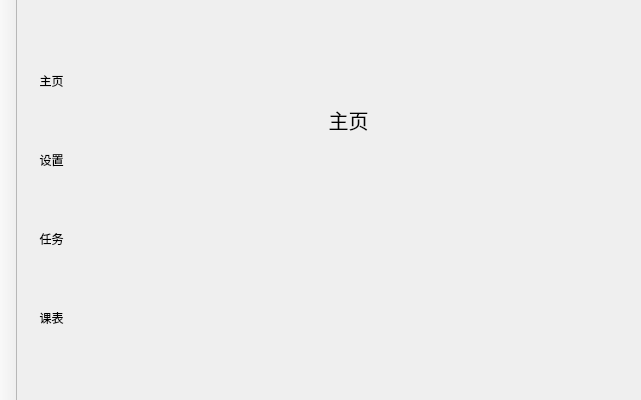
Old version of the form mainwindow.ui in the repository evtrouble/ham.
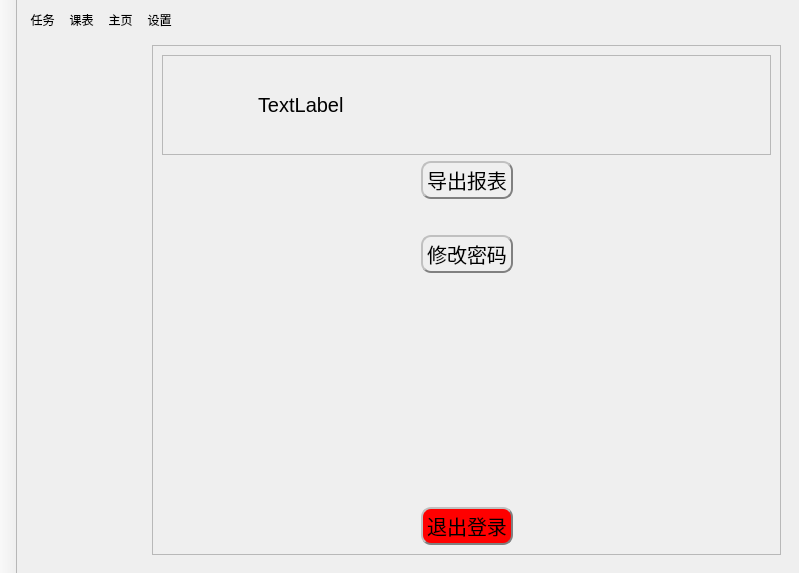
New version of the form. The open tabs and pages were chosen to show the change. Icons and pictures are not drawn. Custom widgets are drawn as their Qt base class.

Commit message: 增加登录，用户界面（暂时）

What changed in the file:
```diff
--- a/mainwindow.ui
+++ b/mainwindow.ui
@@ -6,8 +6,8 @@
    <rect>
     <x>0</x>
     <y>0</y>
-    <width>641</width>
-    <height>400</height>
+    <width>799</width>
+    <height>573</height>
    </rect>
   </property>
   <property name="minimumSize">
@@ -47,6 +47,114 @@
    </property>
    <layout class="QGridLayout" name="gridLayout">
     <item row="0" column="0">
+     <widget class="QToolButton" name="tasksButton">
+      <property name="styleSheet">
+       <string notr="true">background-color: transparent;
+border: 0;</string>
+      </property>
+      <property name="text">
+       <string>任务</string>
+      </property>
+      <property name="icon">
+       <iconset resource="img.qrc">
+        <normaloff>:/tab/img/tasks.png</normaloff>:/tab/img/tasks.png</iconset>
+      </property>
+      <property name="iconSize">
+       <size>
+        <width>30</width>
+        <height>30</height>
+       </size>
+      </property>
+      <property name="autoExclusive">
+       <bool>true</bool>
+      </property>
+      <property name="toolButtonStyle">
+       <enum>Qt::ToolButtonStyle::ToolButtonTextUnderIcon</enum>
+      </property>
+     </widget>
+    </item>
+    <item row="0" column="1">
+     <widget class="QToolButton" name="classButton">
+      <property name="styleSheet">
+       <string notr="true">background-color: transparent;
+border: 0;</string>
+      </property>
+      <property name="text">
+       <string>课表</string>
+      </property>
+      <property name="icon">
+       <iconset resource="img.qrc">
+        <normaloff>:/tab/img/class.png</normaloff>:/tab/img/class.png</iconset>
+      </property>
+      <property name="iconSize">
+       <size>
+        <width>30</width>
+        <height>30</height>
+       </size>
+      </property>
+      <property name="autoExclusive">
+       <bool>true</bool>
+      </property>
+      <property name="toolButtonStyle">
+       <enum>Qt::ToolButtonStyle::ToolButtonTextUnderIcon</enum>
+      </property>
+     </widget>
+    </item>
+    <item row="0" column="2">
+     <widget class="QToolButton" name="homeButton">
+      <property name="styleSheet">
+       <string notr="true">background-color: transparent;
+border: 0;</string>
+      </property>
+      <property name="text">
+       <string>主页</string>
+      </property>
+      <property name="icon">
+       <iconset resource="img.qrc">
+        <normaloff>:/tab/img/home.png</normaloff>:/tab/img/home.png</iconset>
+      </property>
+      <property name="iconSize">
+       <size>
+        <width>30</width>
+        <height>30</height>
+       </size>
+      </property>
+      <property name="autoExclusive">
+       <bool>true</bool>
+      </property>
+      <property name="toolButtonStyle">
+       <enum>Qt::ToolButtonStyle::ToolButtonTextUnderIcon</enum>
+      </property>
+     </widget>
+    </item>
+    <item row="0" column="3">
+     <widget class="QToolButton" name="settingsButton">
+      <property name="styleSheet">
+       <string notr="true">background-color: transparent;
+border: 0;</string>
+      </property>
+      <property name="text">
+       <string>设置</string>
+      </property>
+      <property name="icon">
+       <iconset resource="img.qrc">
+        <normaloff>:/tab/img/settings.png</normaloff>:/tab/img/settings.png</iconset>
+      </property>
+      <property name="iconSize">
+       <size>
+        <width>30</width>
+        <height>30</height>
+       </size>
+      </property>
+      <property name="autoExclusive">
+       <bool>true</bool>
+      </property>
+      <property name="toolButtonStyle">
+       <enum>Qt::ToolButtonStyle::ToolButtonTextUnderIcon</enum>
+      </property>
+     </widget>
+    </item>
+    <item row="1" column="3">
      <widget class="QStackedWidget" name="stackedWidget">
       <property name="sizePolicy">
        <sizepolicy hsizetype="Expanding" vsizetype="Expanding">
@@ -64,128 +172,268 @@
        <number>0</number>
       </property>
       <widget class="QWidget" name="home">
-       <layout class="QGridLayout" name="gridLayout_3">
-        <item row="0" column="1" rowspan="2">
-         <widget class="QLabel" name="homeDisplay">
-          <property name="styleSheet">
-           <string notr="true">background-color: transparent;
-border: 0;
-font-size: 20px;</string>
+       <layout class="QVBoxLayout" name="verticalLayout_6">
+        <item>
+         <widget class="QFrame" name="frame_6">
+          <property name="frameShape">
+           <enum>QFrame::Shape::StyledPanel</enum>
           </property>
-          <property name="text">
-           <string>主页</string>
+          <property name="frameShadow">
+           <enum>QFrame::Shadow::Raised</enum>
           </property>
-          <property name="alignment">
-           <set>Qt::AlignmentFlag::AlignCenter</set>
-          </property>
-         </widget>
-        </item>
-        <item row="3" column="0">
-         <widget class="QToolButton" name="classButton">
-          <property name="styleSheet">
-           <string notr="true">background-color: transparent;
-border: 0;</string>
-          </property>
-          <property name="text">
-           <string>课表</string>
-          </property>
-          <property name="icon">
-           <iconset resource="img.qrc">
-            <normaloff>:/tab/img/class.png</normaloff>:/tab/img/class.png</iconset>
-          </property>
-          <property name="iconSize">
-           <size>
-            <width>30</width>
-            <height>30</height>
-           </size>
-          </property>
-          <property name="autoExclusive">
-           <bool>true</bool>
-          </property>
-          <property name="toolButtonStyle">
-           <enum>Qt::ToolButtonStyle::ToolButtonTextUnderIcon</enum>
-          </property>
-         </widget>
-        </item>
-        <item row="2" column="0">
-         <widget class="QToolButton" name="tasksButton">
-          <property name="styleSheet">
-           <string notr="true">background-color: transparent;
-border: 0;</string>
-          </property>
-          <property name="text">
-           <string>任务</string>
-          </property>
-          <property name="icon">
-           <iconset resource="img.qrc">
-            <normaloff>:/tab/img/tasks.png</normaloff>:/tab/img/tasks.png</iconset>
-          </property>
-          <property name="iconSize">
-           <size>
-            <width>30</width>
-            <height>30</height>
-           </size>
-          </property>
-          <property name="autoExclusive">
-           <bool>true</bool>
-          </property>
-          <property name="toolButtonStyle">
-           <enum>Qt::ToolButtonStyle::ToolButtonTextUnderIcon</enum>
-          </property>
-         </widget>
-        </item>
-        <item row="1" column="0">
-         <widget class="QToolButton" name="settingsButton">
-          <property name="styleSheet">
-           <string notr="true">background-color: transparent;
-border: 0;</string>
-          </property>
-          <property name="text">
-           <string>设置</string>
-          </property>
-          <property name="icon">
-           <iconset resource="img.qrc">
-            <normaloff>:/tab/img/settings.png</normaloff>:/tab/img/settings.png</iconset>
-          </property>
-          <property name="iconSize">
-           <size>
-            <width>30</width>
-            <height>30</height>
-           </size>
-          </property>
-          <property name="autoExclusive">
-           <bool>true</bool>
-          </property>
-          <property name="toolButtonStyle">
-           <enum>Qt::ToolButtonStyle::ToolButtonTextUnderIcon</enum>
-          </property>
-         </widget>
-        </item>
-        <item row="0" column="0">
-         <widget class="QToolButton" name="homeButton">
-          <property name="styleSheet">
-           <string notr="true">background-color: transparent;
-border: 0;</string>
-          </property>
-          <property name="text">
-           <string>主页</string>
-          </property>
-          <property name="icon">
-           <iconset resource="img.qrc">
-            <normaloff>:/tab/img/home.png</normaloff>:/tab/img/home.png</iconset>
-          </property>
-          <property name="iconSize">
-           <size>
-            <width>30</width>
-            <height>30</height>
-           </size>
-          </property>
-          <property name="autoExclusive">
-           <bool>true</bool>
-          </property>
-          <property name="toolButtonStyle">
-           <enum>Qt::ToolButtonStyle::ToolButtonTextUnderIcon</enum>
-          </property>
+          <layout class="QGridLayout" name="gridLayout_3">
+           <item row="2" column="0">
+            <layout class="QHBoxLayout" name="horizontalLayout_12">
+             <item>
+              <spacer name="horizontalSpacer_14">
+               <property name="orientation">
+                <enum>Qt::Orientation::Horizontal</enum>
+               </property>
+               <property name="sizeHint" stdset="0">
+                <size>
+                 <width>40</width>
+                 <height>20</height>
+                </size>
+               </property>
+              </spacer>
+             </item>
+             <item>
+              <widget class="QPushButton" name="exportLogBtn">
+               <property name="sizePolicy">
+                <sizepolicy hsizetype="Minimum" vsizetype="Fixed">
+                 <horstretch>0</horstretch>
+                 <verstretch>0</verstretch>
+                </sizepolicy>
+               </property>
+               <property name="minimumSize">
+                <size>
+                 <width>0</width>
+                 <height>30</height>
+                </size>
+               </property>
+               <property name="styleSheet">
+                <string notr="true">QPushButton{border:2px groove gray;border-radius:10px;padding:2px 4px;border-style: outset;font-size: 20px;}
+QPushButton:hover{background-color:rgb(229, 241, 251); color: black;}
+QPushButton:pressed{background-color:rgb(204, 228, 247);border-style: inset;}</string>
+               </property>
+               <property name="text">
+                <string>导出报表</string>
+               </property>
+               <property name="flat">
+                <bool>false</bool>
+               </property>
+              </widget>
+             </item>
+             <item>
+              <spacer name="horizontalSpacer_15">
+               <property name="orientation">
+                <enum>Qt::Orientation::Horizontal</enum>
+               </property>
+               <property name="sizeType">
+                <enum>QSizePolicy::Policy::Expanding</enum>
+               </property>
+               <property name="sizeHint" stdset="0">
+                <size>
+                 <width>40</width>
+                 <height>20</height>
+                </size>
+               </property>
+              </spacer>
+             </item>
+            </layout>
+           </item>
+           <item row="5" column="0">
+            <spacer name="verticalSpacer_12">
+             <property name="orientation">
+              <enum>Qt::Orientation::Vertical</enum>
+             </property>
+             <property name="sizeHint" stdset="0">
+              <size>
+               <width>20</width>
+               <height>40</height>
+              </size>
+             </property>
+            </spacer>
+           </item>
+           <item row="4" column="0">
+            <layout class="QHBoxLayout" name="horizontalLayout_11">
+             <item>
+              <spacer name="horizontalSpacer_10">
+               <property name="orientation">
+                <enum>Qt::Orientation::Horizontal</enum>
+               </property>
+               <property name="sizeHint" stdset="0">
+                <size>
+                 <width>40</width>
+                 <height>20</height>
+                </size>
+               </property>
+              </spacer>
+             </item>
+             <item>
+              <widget class="QPushButton" name="changePasswordBtn">
+               <property name="sizePolicy">
+                <sizepolicy hsizetype="Minimum" vsizetype="Fixed">
+                 <horstretch>0</horstretch>
+                 <verstretch>0</verstretch>
+                </sizepolicy>
+               </property>
+               <property name="minimumSize">
+                <size>
+                 <width>0</width>
+                 <height>30</height>
+                </size>
+               </property>
+               <property name="styleSheet">
+                <string notr="true">QPushButton{border:2px groove gray;border-radius:10px;padding:2px 4px;border-style: outset;font-size: 20px;}
+QPushButton:hover{background-color:rgb(229, 241, 251); color: black;}
+QPushButton:pressed{background-color:rgb(204, 228, 247);border-style: inset;}</string>
+               </property>
+               <property name="text">
+                <string>修改密码</string>
+               </property>
+               <property name="flat">
+                <bool>false</bool>
+               </property>
+              </widget>
+             </item>
+             <item>
+              <spacer name="horizontalSpacer_11">
+               <property name="orientation">
+                <enum>Qt::Orientation::Horizontal</enum>
+               </property>
+               <property name="sizeType">
+                <enum>QSizePolicy::Policy::Expanding</enum>
+               </property>
+               <property name="sizeHint" stdset="0">
+                <size>
+                 <width>40</width>
+                 <height>20</height>
+                </size>
+               </property>
+              </spacer>
+             </item>
+            </layout>
+           </item>
+           <item row="0" column="0">
+            <widget class="QFrame" name="frame_7">
+             <property name="frameShape">
+              <enum>QFrame::Shape::StyledPanel</enum>
+             </property>
+             <property name="frameShadow">
+              <enum>QFrame::Shadow::Raised</enum>
+             </property>
+             <layout class="QHBoxLayout" name="horizontalLayout_10">
+              <item>
+               <widget class="QLabel" name="userImageDisplay">
+                <property name="minimumSize">
+                 <size>
+                  <width>80</width>
+                  <height>80</height>
+                 </size>
+                </property>
+                <property name="text">
+                 <string/>
+                </property>
+                <property name="textFormat">
+                 <enum>Qt::TextFormat::AutoText</enum>
+                </property>
+                <property name="scaledContents">
+                 <bool>false</bool>
+                </property>
+               </widget>
+              </item>
+              <item>
+               <widget class="QLabel" name="usernameDisplay">
+                <property name="styleSheet">
+                 <string notr="true">font-size:20px;</string>
+                </property>
+                <property name="text">
+                 <string>TextLabel</string>
+                </property>
+               </widget>
+              </item>
+              <item>
+               <spacer name="horizontalSpacer_16">
+                <property name="orientation">
+                 <enum>Qt::Orientation::Horizontal</enum>
+                </property>
+                <property name="sizeHint" stdset="0">
+                 <size>
+                  <width>40</width>
+                  <height>20</height>
+                 </size>
+                </property>
+               </spacer>
+              </item>
+             </layout>
+            </widget>
+           </item>
+           <item row="3" column="0">
+            <spacer name="verticalSpacer_11">
+             <property name="orientation">
+              <enum>Qt::Orientation::Vertical</enum>
+             </property>
+             <property name="sizeType">
+              <enum>QSizePolicy::Policy::Preferred</enum>
+             </property>
+             <property name="sizeHint" stdset="0">
+              <size>
+               <width>20</width>
+               <height>30</height>
+              </size>
+             </property>
+            </spacer>
+           </item>
+           <item row="8" column="0">
+            <layout class="QHBoxLayout" name="horizontalLayout_8">
+             <item>
+              <spacer name="horizontalSpacer_13">
+               <property name="orientation">
+                <enum>Qt::Orientation::Horizontal</enum>
+               </property>
+               <property name="sizeHint" stdset="0">
+                <size>
+                 <width>40</width>
+                 <height>20</height>
+                </size>
+               </property>
+              </spacer>
+             </item>
+             <item>
+              <widget class="QPushButton" name="logoutBtn">
+               <property name="minimumSize">
+                <size>
+                 <width>0</width>
+                 <height>30</height>
+                </size>
+               </property>
+               <property name="styleSheet">
+                <string notr="true">QPushButton{border:2px groove gray;border-radius:10px;padding:2px 4px;border-style: outset;background-color:red;font-size: 20px;}
+QPushButton:hover{background-color:rgb(229, 241, 251); color: black;}
+QPushButton:pressed{background-color:rgb(204, 228, 247);border-style: inset;}</string>
+               </property>
+               <property name="text">
+                <string>退出登录</string>
+               </property>
+              </widget>
+             </item>
+             <item>
+              <spacer name="horizontalSpacer_12">
+               <property name="orientation">
+                <enum>Qt::Orientation::Horizontal</enum>
+               </property>
+               <property name="sizeHint" stdset="0">
+                <size>
+                 <width>40</width>
+                 <height>20</height>
+                </size>
+               </property>
+              </spacer>
+             </item>
+            </layout>
+           </item>
+          </layout>
          </widget>
         </item>
        </layout>
```
Left out of the diff: 130 changed lines with no effect on the pictures. The commit also changes 12 other files.
